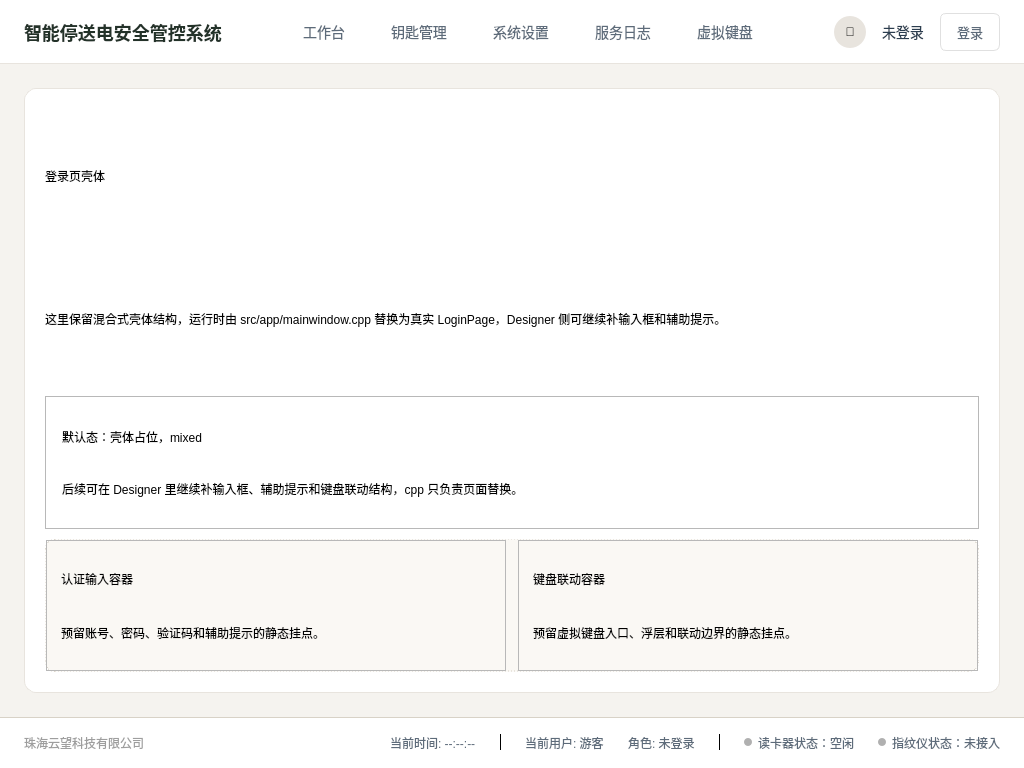
Ruanchenxi/RK3568-Qt-Workbench, file RK3568/ui/mainwindow.ui: the form before one commit.
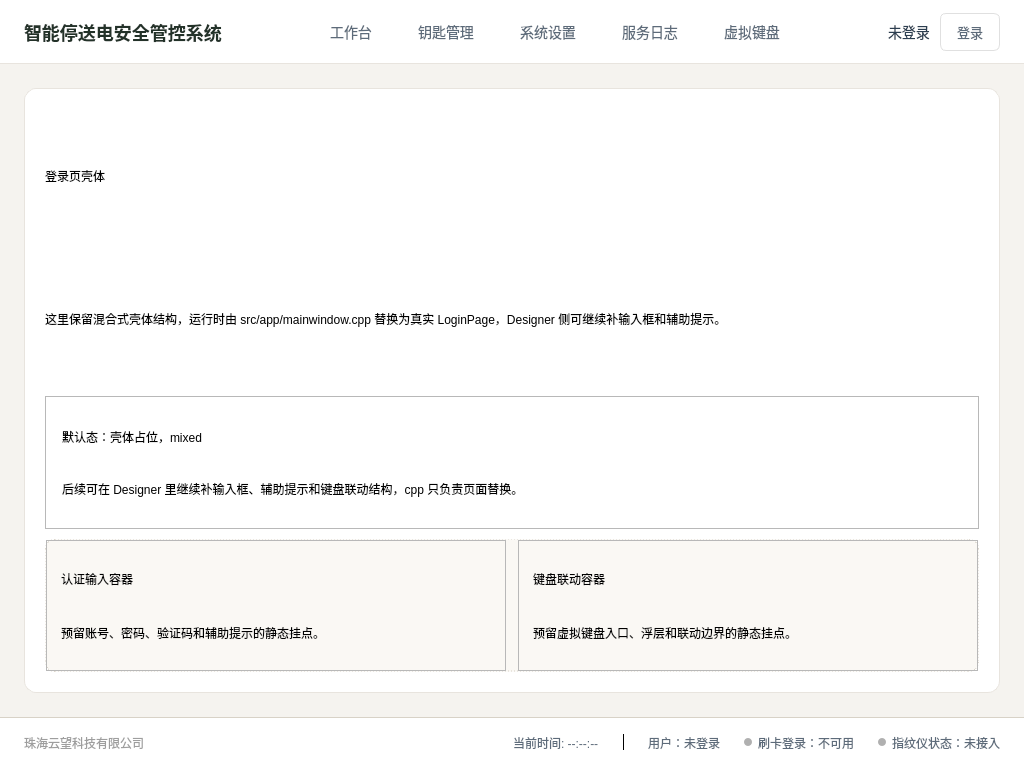
The form after the commit.

The edit to the form file:
```diff
--- a/RK3568/ui/mainwindow.ui
+++ b/RK3568/ui/mainwindow.ui
@@ -106,7 +106,7 @@
     font-size: 12px;
 }
 
-#userInfoLabel, #roleLabel {
+#userInfoLabel {
     color: #5D6B7A;
     font-size: 12px;
 }
@@ -355,7 +355,7 @@
         <widget class="QWidget" name="userArea" native="true">
          <layout class="QHBoxLayout" name="userAreaLayout">
           <property name="spacing">
-           <number>16</number>
+           <number>10</number>
           </property>
           <property name="leftMargin">
            <number>0</number>
@@ -369,31 +369,6 @@
           <property name="bottomMargin">
            <number>0</number>
           </property>
-          <item>
-           <widget class="QLabel" name="userAvatar">
-            <property name="minimumSize">
-             <size>
-              <width>32</width>
-              <height>32</height>
-             </size>
-            </property>
-            <property name="maximumSize">
-             <size>
-              <width>32</width>
-              <height>32</height>
-             </size>
-            </property>
-            <property name="styleSheet">
-             <string notr="true">background-color: #E8E4DE; border-radius: 16px;</string>
-            </property>
-            <property name="text">
-             <string>👤</string>
-            </property>
-            <property name="alignment">
-             <set>Qt::AlignCenter</set>
-            </property>
-           </widget>
-          </item>
           <item>
            <widget class="QLabel" name="userNameLabel">
             <property name="text">
@@ -1433,38 +1408,9 @@
         </widget>
        </item>
        <item>
-        <widget class="QLabel" name="userInfoLabel">
+       <widget class="QLabel" name="userInfoLabel">
          <property name="text">
-          <string>当前用户: 游客</string>
-         </property>
-        </widget>
-       </item>
-       <item>
-        <widget class="QLabel" name="roleLabel">
-         <property name="text">
-          <string>角色: 未登录</string>
-         </property>
-        </widget>
-       </item>
-       <item>
-        <widget class="QFrame" name="divider2">
-         <property name="minimumSize">
-          <size>
-           <width>1</width>
-           <height>16</height>
-          </size>
-         </property>
-         <property name="maximumSize">
-          <size>
-           <width>1</width>
-           <height>16</height>
-          </size>
-         </property>
-         <property name="styleSheet">
-          <string notr="true">background-color: #E0E0E0;</string>
-         </property>
-         <property name="frameShape">
-          <enum>QFrame::VLine</enum>
+          <string>用户：未登录</string>
          </property>
         </widget>
        </item>
@@ -1511,7 +1457,7 @@
           <item>
            <widget class="QLabel" name="cardStatusLabel">
             <property name="text">
-             <string>读卡器状态：空闲</string>
+             <string>刷卡登录：不可用</string>
             </property>
            </widget>
           </item>
```
Left out of the diff: 2 changed lines with no effect on the pictures.
